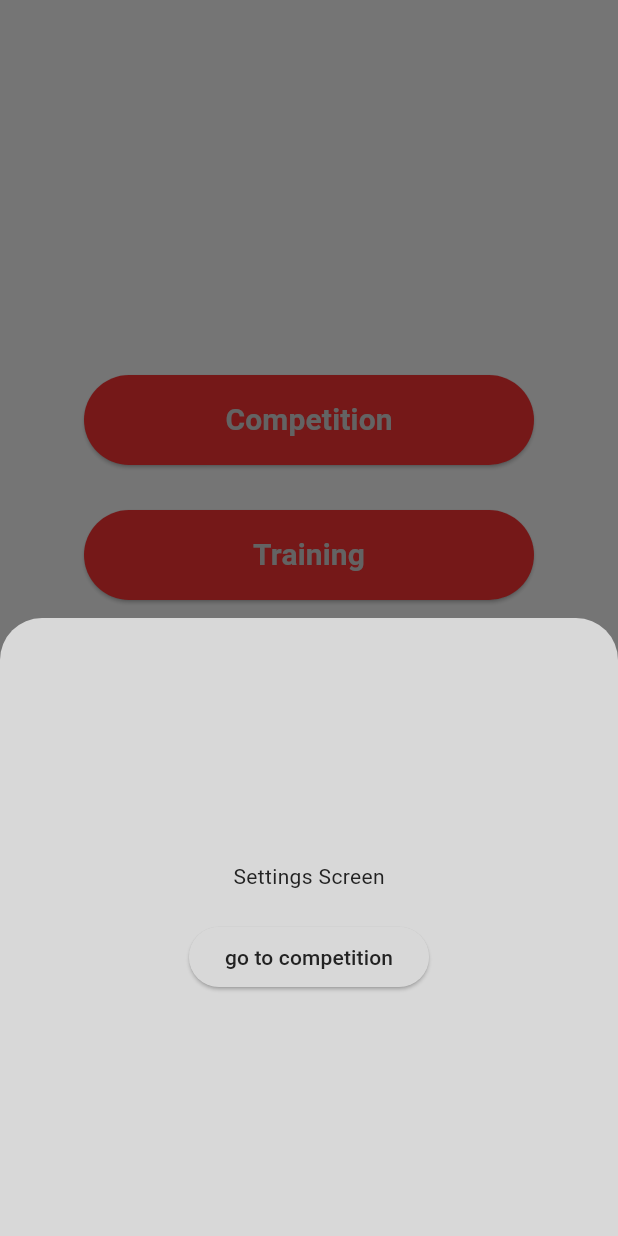
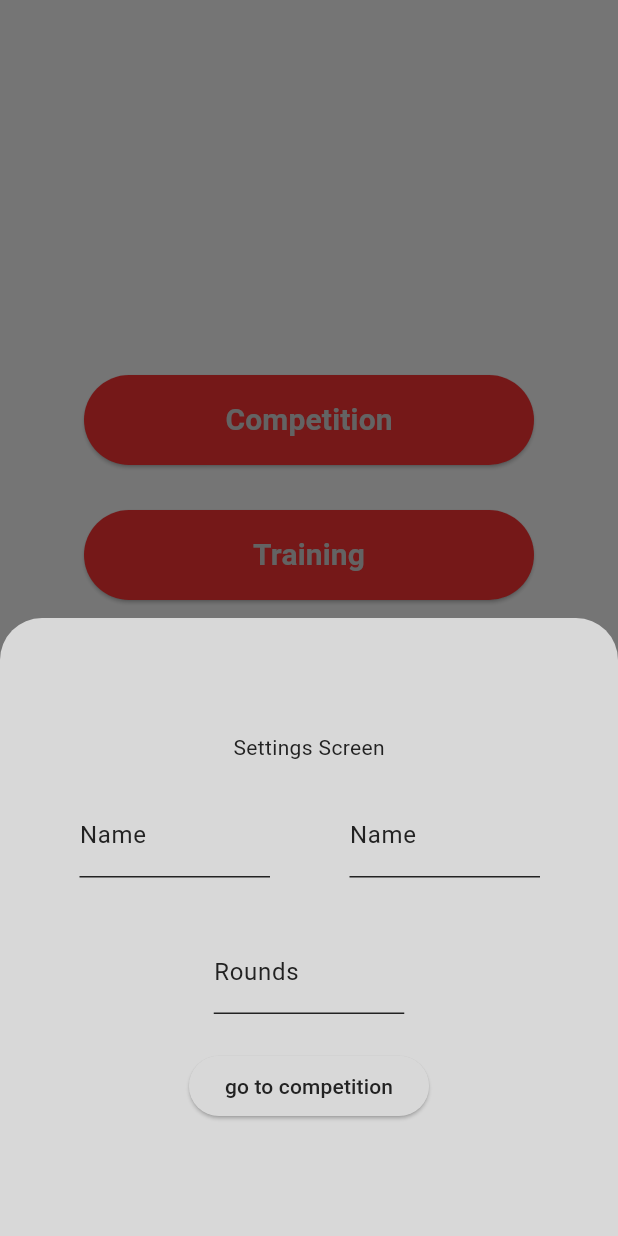
Before and after one commit to ArmFightHelper/ArmFightFlutterApp, a Flutter app: the screen it shows after launch, after a tap on "Competition", on a phone screen of 412 x 824 dp. Run offline on Flutter 3.47's test engine with Material 3 defaults, Android fonts, the phone set to English and light mode, and no system bars; our stand-ins replace flutter_riverpod, google_fonts, shared_preferences; missing offline and left inert: pausable_timer.

Commit message:
Added Fight Controller to save fight session to history and implemented settings screen

```diff
--- a/lib/screeens/main_screen.dart
+++ b/lib/screeens/main_screen.dart
@@ -3,10 +3,12 @@ import 'package:arm_fight_helper/screeens/training_screen.dart';
 import 'package:flutter/material.dart';
 import 'package:flutter/services.dart';
 import 'package:flutter_riverpod/flutter_riverpod.dart';
+import '../providers/history_controller.dart';
 import 'history_screen.dart';
 import 'package:arm_fight_helper/theme.dart';
 import 'package:arm_fight_helper/l10n/app_localizations.dart';
 import 'package:arm_fight_helper/language_notifier.dart';
+import 'package:arm_fight_helper/providers/fight_controller.dart';
 
 class MainScreen extends ConsumerWidget {
   const MainScreen({super.key});
@@ -145,31 +147,101 @@ class MainScreen extends ConsumerWidget {
   }
 }
 
-class SettingsScreen extends StatelessWidget {
+class SettingsScreen extends ConsumerWidget {
   @override
-  Widget build(BuildContext context) {
+  Widget build(BuildContext context, WidgetRef ref) {
     final localizations = AppLocalizations.of(context);
+    final fightController = ref.watch(fightControllerProvider);
     return Container(
       height: MediaQuery.of(context).size.height / 2,
       child: Center(
-
         child: Column(
           mainAxisAlignment: MainAxisAlignment.center,
           children: [
-            Text(localizations.translate("settings"),),
+            Text(
+              localizations.translate("settings"),
+            ),
             SizedBox(height: 20),
+            Row(
+              mainAxisAlignment: MainAxisAlignment.spaceEvenly,
+              children: [
+                Padding(
+                  padding: const EdgeInsets.all(1.0),
+                  child: ConstrainedBox(
+                    constraints: BoxConstraints.tight(const Size(127, 80)),
+                    child: TextFormField(
+                      onChanged: (String? value) {
+                        fightController.enemyName1 = value ?? "";
+                      },
+                      controller: TextEditingController(),
+                      decoration: InputDecoration(
+                        enabledBorder: UnderlineInputBorder(
+                          borderSide: BorderSide(
+                            color: Theme.of(context).colorScheme.primary,
+                          ),
+                        ),
+                        labelText: "Name",
+                        labelStyle: TextStyle(color: Theme.of(context).colorScheme.primary),
+                      ),
+                      keyboardType: TextInputType.text,
+                      textInputAction: TextInputAction.done,
+                    ),
+                  ),
+                ),
+                ConstrainedBox(
+                  constraints: BoxConstraints.tight(const Size(127, 80)),
+                  child: TextFormField(
+                    onChanged: (String? value) {
+                      fightController.enemyName2 = value ?? "";
+                    },
+                    decoration: InputDecoration(
+                      enabledBorder: UnderlineInputBorder(
+                        borderSide: BorderSide(
+                          color: Theme.of(context).colorScheme.primary,
+                        ),
+                      ),
+                      labelText: localizations.translate("Name"),
+                      labelStyle: TextStyle(color: Theme.of(context).colorScheme.primary),
+                    ),
+                    keyboardType: TextInputType.text,
+                    textInputAction: TextInputAction.done,
+                  ),
+                ),
+              ],
+            ),
+            const SizedBox(height: 10),
+            ConstrainedBox(
+              constraints: BoxConstraints.tight(const Size(127, 80)),
+              child: TextFormField(
+                onChanged: (String? value) {
+                  fightController.roundsNum = int.tryParse(value ?? "") ?? 0;
+                },
+                decoration: InputDecoration(
+                  enabledBorder: UnderlineInputBorder(
+                    borderSide: BorderSide(
+                      color: Theme.of(context).colorScheme.primary,
+                    ),
+                  ),
+                  labelText: localizations.translate("Rounds"),
+                  labelStyle: TextStyle(color: Theme.of(context).colorScheme.primary),
+                ),
+                keyboardType: TextInputType.number,
+                textInputAction: TextInputAction.done,
+              ),
+            ),
             ElevatedButton(
               onPressed: () {
+                fightController.saveFightData();
                 Navigator.push(
                   context,
                   MaterialPageRoute(builder: (context) => const CompetitionScreen()),
                 );
               },
-              child: Text(localizations.translate("go to competition"),
+              child: Text(
+                localizations.translate("go to competition"),
               ),
             ),
           ],
-
         ),
       ),
     );
@@ -182,12 +254,13 @@ class TrainingSettingsScreen extends StatefulWidget {
   @override
   _TrainingSettingsScreenState createState() => _TrainingSettingsScreenState();
 }
-class _TrainingSettingsScreenState extends State<TrainingSettingsScreen>{
+
+class _TrainingSettingsScreenState extends State<TrainingSettingsScreen> {
   final TextEditingController minutesController = TextEditingController();
   final TextEditingController secondsController = TextEditingController();
 
   @override
-  void dispose(){
+  void dispose() {
     minutesController.dispose();
     secondsController.dispose();
     super.dispose();
@@ -202,9 +275,14 @@ class _TrainingSettingsScreenState extends State<TrainingSettingsScreen>{
         child: Column(
           mainAxisAlignment: MainAxisAlignment.center,
           children: [
-            Text(localizations.translate("Choose period"),),
-            SizedBox(child:  Row(children: [
-              SizedBox(child:  TextField(
+            Text(
+              localizations.translate("Choose period"),
+            ),
+            SizedBox(
+              child: Row(
+                children: [
+                  SizedBox(
+                    child: TextField(
                       controller: minutesController,
                       keyboardType: TextInputType.number,
                       decoration: InputDecoration(
@@ -214,21 +292,25 @@ class _TrainingSettingsScreenState extends State<TrainingSettingsScreen>{
                       inputFormatters: [
                         TimeInputFormatter(),
                       ],
-              ), width: 55,
+                    ),
+                    width: 55,
                     height: 50,
                   ),
-              Text(":", style: TextStyle(fontSize: 30),),
-              SizedBox(child:  TextField(
+                  Text(
+                    ":",
+                    style: TextStyle(fontSize: 30),
+                  ),
+                  SizedBox(
+                    child: TextField(
                       controller: secondsController,
                       keyboardType: TextInputType.number,
                       decoration: InputDecoration(
                         border: OutlineInputBorder(),
                         labelText: 'seconds',
                       ),
-                inputFormatters: [
-                  TimeInputFormatter()
-                ],
-              ), width: 55,
+                      inputFormatters: [TimeInputFormatter()],
+                    ),
+                    width: 55,
                     height: 50,
                   ),
                 ],
@@ -242,39 +324,38 @@ class _TrainingSettingsScreenState extends State<TrainingSettingsScreen>{
               onPressed: () {
                 Navigator.push(
                   context,
-                  MaterialPageRoute(builder: (context) => TrainingScreen(time:
-                    int.parse(minutesController.text)*60 + int.parse(secondsController.text)
-                    ,)),
+                  MaterialPageRoute(
+                      builder: (context) => TrainingScreen(
+                            time: int.parse(minutesController.text) * 60 +
+                                int.parse(secondsController.text),
+                          )),
                 );
               },
-              child: Text(localizations.translate("go to training"),
+              child: Text(
+                localizations.translate("go to training"),
               ),
             ),
           ],
-
         ),
       ),
     );
   }
 }
 
-class TimeInputFormatter extends TextInputFormatter{
+class TimeInputFormatter extends TextInputFormatter {
   @override
   TextEditingValue formatEditUpdate(TextEditingValue oldValue, TextEditingValue newValue) {
     final digitsOnly = newValue.text.replaceAll(RegExp(r'[^\d]+'), '');
     int val = int.parse(digitsOnly);
-    if(val > 59) val = 59;
-    if(val < 0) val = 0;
+    if (val > 59) val = 59;
+    if (val < 0) val = 0;
     final time = val.toString().padLeft(2, '0');
     return TextEditingValue(
       text: time,
       selection: TextSelection.collapsed(offset: time.length),
     );
   }
-
 }
-
-
 
 final themeProvider = StateNotifierProvider<ThemeNotifier, ThemeData>((ref) {
   return ThemeNotifier();
```
Also changed, not shown: lib/models/fight_session_model.dart (+6 -13 lines), lib/models/models.dart (deleted, +0 -49 lines), lib/providers/fight_controller.dart (added, +47 -0 lines), lib/screeens/history_screen.dart (+3 -12 lines), lib/storage/localStorage.dart (deleted, +0 -35 lines). Lines whose indentation alone changed are shown as unchanged.
